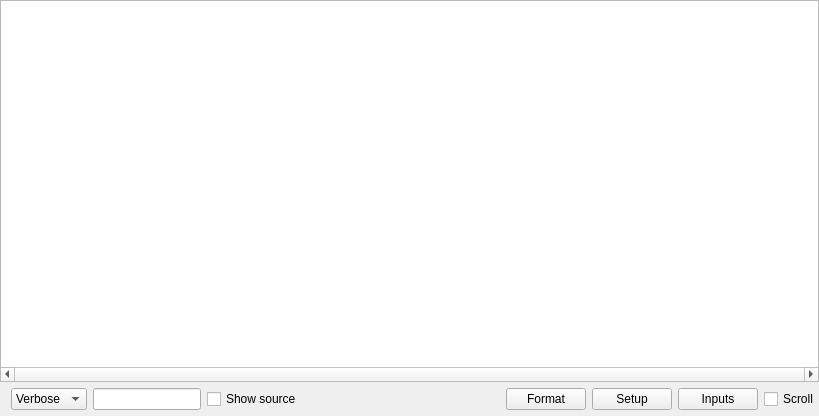
First picture: the form in antilog/src/antilog.ui, repository bjerrep/antilog, before the edit.
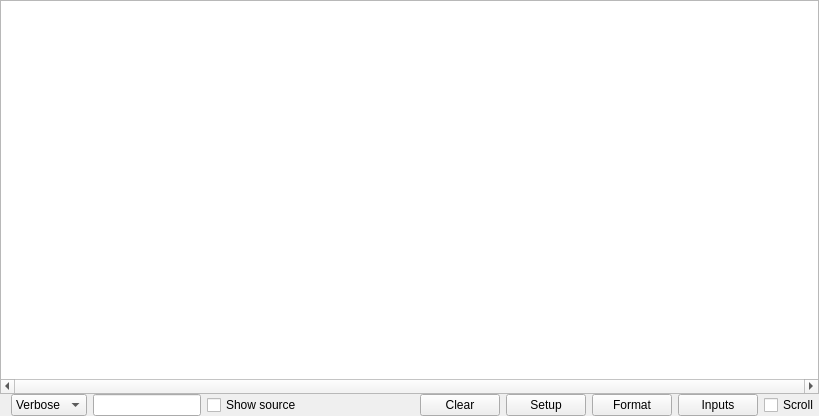
Second picture: the form after the edit. Icons and pictures are not drawn.

Commit message: horizontal slider fixed

```diff
--- a/antilog/src/antilog.ui
+++ b/antilog/src/antilog.ui
@@ -24,6 +24,9 @@
     <normaloff>:/artwork/artwork/icon.svg</normaloff>:/artwork/artwork/icon.svg</iconset>
   </property>
   <layout class="QVBoxLayout" name="verticalLayout">
+   <property name="spacing">
+    <number>0</number>
+   </property>
    <property name="leftMargin">
     <number>0</number>
    </property>
@@ -38,12 +41,24 @@
    </property>
    <item>
     <widget class="QTableView" name="tableView">
+     <property name="sizePolicy">
+      <sizepolicy hsizetype="Preferred" vsizetype="Expanding">
+       <horstretch>0</horstretch>
+       <verstretch>0</verstretch>
+      </sizepolicy>
+     </property>
      <property name="autoFillBackground">
       <bool>false</bool>
      </property>
      <property name="horizontalScrollBarPolicy">
       <enum>Qt::ScrollBarAlwaysOn</enum>
      </property>
+     <property name="sizeAdjustPolicy">
+      <enum>QAbstractScrollArea::AdjustIgnored</enum>
+     </property>
+     <property name="autoScroll">
+      <bool>true</bool>
+     </property>
      <property name="selectionBehavior">
       <enum>QAbstractItemView::SelectRows</enum>
      </property>
@@ -59,6 +74,9 @@
      <attribute name="horizontalHeaderVisible">
       <bool>false</bool>
      </attribute>
+     <attribute name="horizontalHeaderDefaultSectionSize">
+      <number>100</number>
+     </attribute>
      <attribute name="horizontalHeaderStretchLastSection">
       <bool>true</bool>
      </attribute>
@@ -73,6 +91,9 @@
       </sizepolicy>
      </property>
      <layout class="QHBoxLayout" name="horizontalLayout">
+      <property name="spacing">
+       <number>6</number>
+      </property>
       <property name="topMargin">
        <number>0</number>
       </property>
@@ -80,7 +101,7 @@
        <number>0</number>
       </property>
       <property name="bottomMargin">
-       <number>6</number>
+       <number>0</number>
       </property>
       <item>
        <widget class="QComboBox" name="comboBoxLogThreshold">
@@ -139,21 +160,9 @@
        </spacer>
       </item>
       <item>
-       <widget class="QPushButton" name="pushButtonFormat">
-        <property name="sizePolicy">
-         <sizepolicy hsizetype="Fixed" vsizetype="Fixed">
-          <horstretch>0</horstretch>
-          <verstretch>0</verstretch>
-         </sizepolicy>
-        </property>
-        <property name="maximumSize">
-         <size>
-          <width>80</width>
-          <height>16777215</height>
-         </size>
-        </property>
+       <widget class="QPushButton" name="pushButtonClear">
         <property name="text">
-         <string>Format</string>
+         <string>Clear</string>
         </property>
         <property name="icon">
          <iconset resource="../resources.qrc">
@@ -184,6 +193,29 @@
         </property>
        </widget>
       </item>
+      <item>
+       <widget class="QPushButton" name="pushButtonFormat">
+        <property name="sizePolicy">
+         <sizepolicy hsizetype="Fixed" vsizetype="Fixed">
+          <horstretch>0</horstretch>
+          <verstretch>0</verstretch>
+         </sizepolicy>
+        </property>
+        <property name="maximumSize">
+         <size>
+          <width>80</width>
+          <height>16777215</height>
+         </size>
+        </property>
+        <property name="text">
+         <string>Format</string>
+        </property>
+        <property name="icon">
+         <iconset resource="../resources.qrc">
+          <normaloff>:/artwork/artwork/button_format.svg</normaloff>:/artwork/artwork/button_format.svg</iconset>
+        </property>
+       </widget>
+      </item>
       <item>
        <widget class="QPushButton" name="pushButtonInputs">
         <property name="sizePolicy">
```
Left out of the diff: 5 changed lines with no effect on the pictures. The commit also changes 19 other files.
